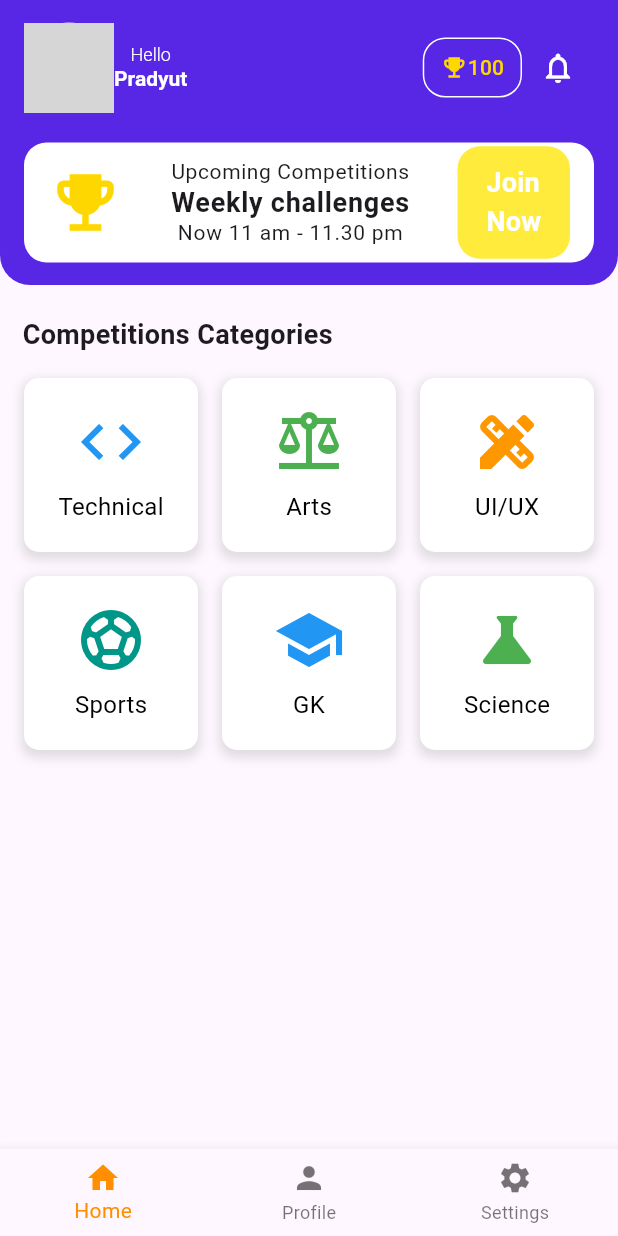
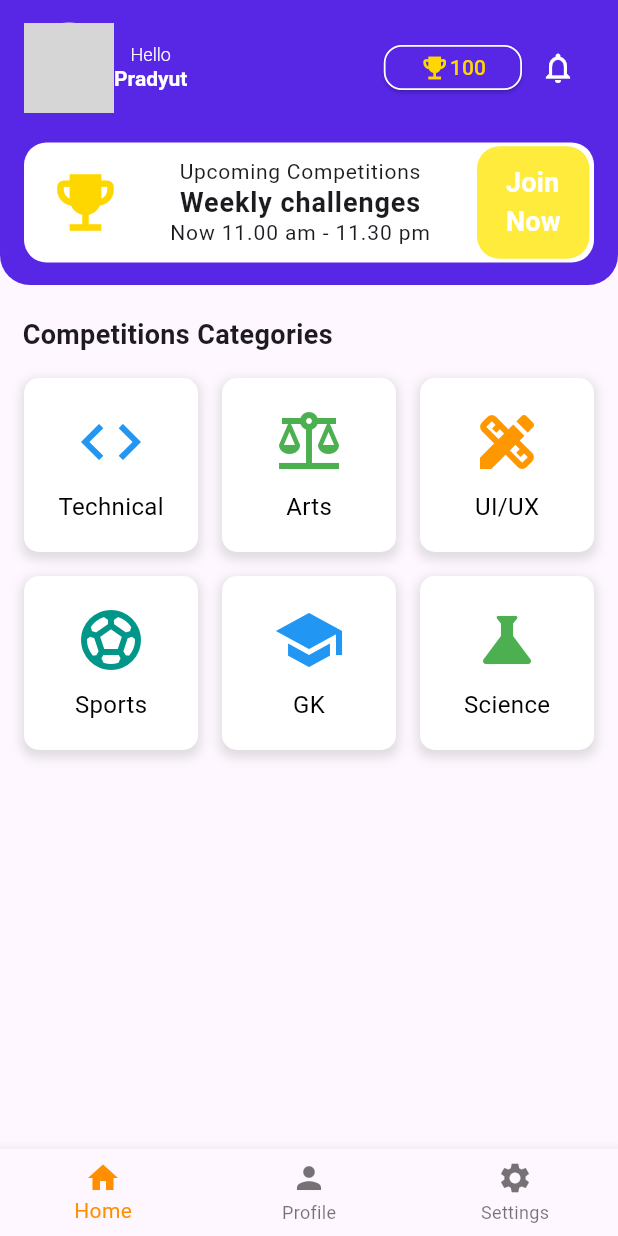
Before and after one commit to Nahidjc/quizzy-appv1, a Flutter app: the screen it shows after launch, on a phone screen of 412 x 824 dp. Run offline on Flutter 3.47's test engine with Material 2 defaults, Android fonts, the phone set to English and light mode, and no system bars; network calls fail; grey boxes are pictures that could not be loaded.

Commit message:
app bar updated

```diff
--- a/lib/components/header.dart
+++ b/lib/components/header.dart
@@ -41,11 +41,8 @@ class _MyAppBarState extends State<MyAppBar>
               children: [
                 Row(children: [
                   Container(
-                    // height: 90.0,
-                    // width: 90.0,
                     decoration: BoxDecoration(
                       borderRadius: BorderRadius.circular(40.0),
-                      // color: Colors.white
                     ),
                     child: const CircleAvatar(
                       radius: 30.0,
@@ -71,30 +68,34 @@ class _MyAppBarState extends State<MyAppBar>
                 ]),
                 Row(
                   children: [
-                    TextButton(
+                    Container(
+                        height: 30.0,
+                        child: ElevatedButton(
                             style: ButtonStyle(
+                              backgroundColor: MaterialStateProperty.all<Color>(
+                                  const Color(0xFF5826E5)),
                               shape: MaterialStateProperty.all<OutlinedBorder>(
                                 RoundedRectangleBorder(
-                              borderRadius: BorderRadius.circular(15.0),
+                                  borderRadius: BorderRadius.circular(12.0),
                                   side: const BorderSide(
                                     color: Colors.white,
-                                width: 1.0,
+                                    width: 1.2,
                                   ),
                                 ),
                               ),
-                          // alignment: Alignment.centerLeft
                             ),
                             onPressed: () {},
                             child: const Row(children: [
-                          Icon(Icons.emoji_events, color: Color(0xFFFFD700)),
+                              Icon(Icons.emoji_events,
+                                  color: Color(0xFFFFD700), size: 20.0),
                               Text("100",
-                              style: TextStyle(color: Color(0xFFFFD700)))
-                        ])),
+                                  style: TextStyle(
+                                      color: Color(0xFFFFD700), fontSize: 14.0))
+                            ]))),
                     IconButton(
                       onPressed: () {},
                       icon: const Icon(Icons.notifications_outlined,
                           color: Colors.white),
-                      // alignment: Alignment.centerRight
                     ),
                   ],
                 )
@@ -104,14 +105,14 @@ class _MyAppBarState extends State<MyAppBar>
             Container(
               height: 80.0,
               width: 380.0,
-              // color: Colors.white,
               decoration: BoxDecoration(
                   borderRadius: BorderRadius.circular(15.0),
                   color: Colors.white),
               child: Row(
-                  mainAxisAlignment: MainAxisAlignment.spaceAround,
+                  mainAxisAlignment: MainAxisAlignment.spaceBetween,
                   children: [
                     Container(
+                        margin: const EdgeInsets.only(left: 16.0),
                         child: const Icon(
                           Icons.emoji_events,
                           color: Color(0xFFFFD700),
@@ -119,30 +120,32 @@ class _MyAppBarState extends State<MyAppBar>
                         )),
                     Container(
                         alignment: Alignment.center,
-                        padding: const EdgeInsets.fromLTRB(0.0, 10.0, 0.0, 0.0),
+                        padding: const EdgeInsets.only(top: 10.0),
                         child: const Column(children: [
                           Text("Upcoming Competitions",
                               style: TextStyle(
                                   fontSize: 14.0,
                                   fontWeight: FontWeight.w400,
-                                  letterSpacing: 0.4)),
+                                  letterSpacing: 0.5)),
                           Text("Weekly challenges",
                               style: TextStyle(
                                   fontSize: 18.0,
                                   fontWeight: FontWeight.bold,
-                                  letterSpacing: 0.5)),
-                          Text("Now 11 am - 11.30 pm",
+                                  letterSpacing: 0.6)),
+                          Text("Now 11.00 am - 11.30 pm",
                               style: TextStyle(
                                   fontSize: 14.0,
                                   fontWeight: FontWeight.w400,
-                                  letterSpacing: 0.5))
+                                  letterSpacing: 0.6))
                         ])),
-                    TextButton(
+                    Container(
+                      margin: const EdgeInsets.only(right: 3.0),
+                      child: TextButton(
                         style: ButtonStyle(
                           backgroundColor:
                               MaterialStateProperty.all<Color>(Colors.yellow),
-                        minimumSize:
-                            MaterialStateProperty.all<Size>(const Size(75, 75)),
+                          minimumSize: MaterialStateProperty.all<Size>(
+                              const Size(75, 75)),
                           shape: MaterialStateProperty.all<OutlinedBorder>(
                             RoundedRectangleBorder(
                               borderRadius: BorderRadius.circular(15.0),
@@ -155,6 +158,7 @@ class _MyAppBarState extends State<MyAppBar>
                                 color: Colors.white,
                                 fontWeight: FontWeight.bold,
                                 fontSize: 18.0)),
+                      ),
                     )
                   ]),
             )
```
Lines whose indentation alone changed are shown as unchanged.
